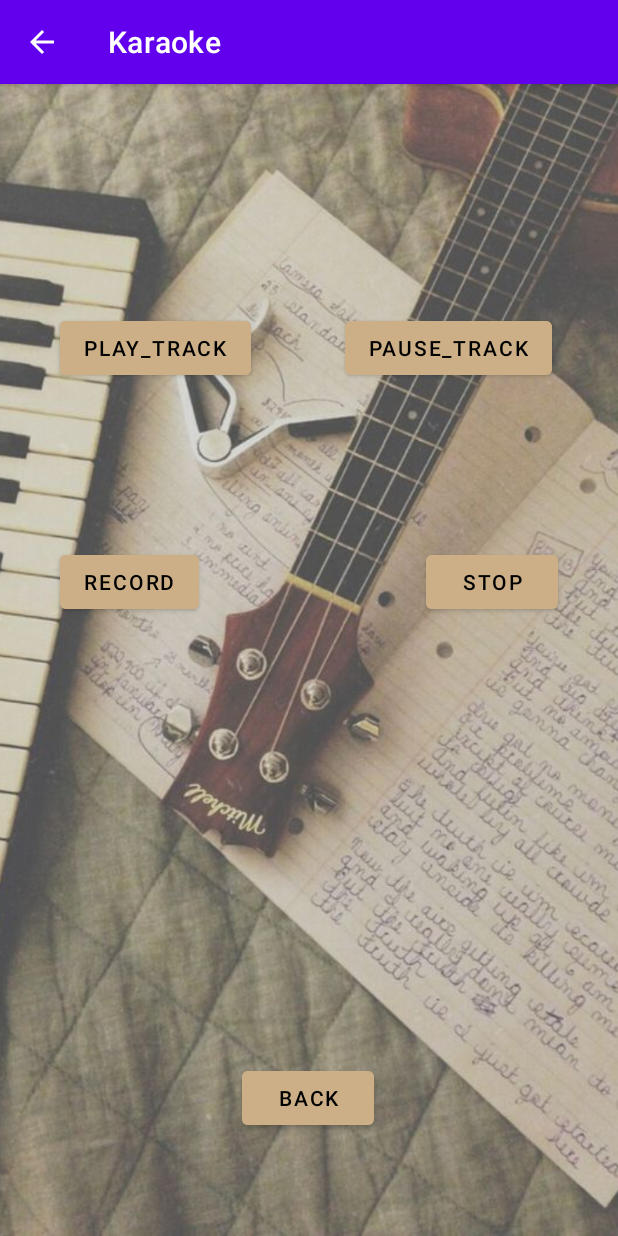
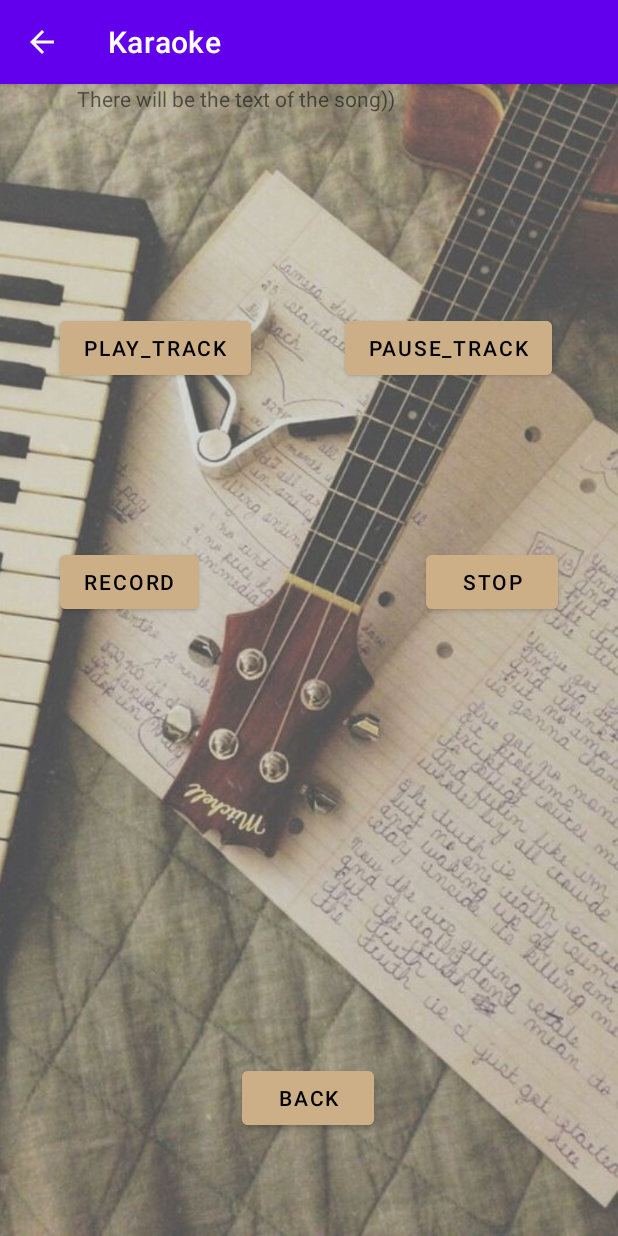
Before and after one commit to Deuqz/Karaoke-android, an Android app: the SongActivity screen opened directly, with no data from a screen before it, on a phone screen of 412 x 824 dp. Run offline under Robolectric (Android 15) with nearby library versions, the phone set to English and light mode, and no system bars; 1 statement that could not run was skipped.

Commit message:
add song text

```diff
--- a/app/src/main/java/com/example/karaoke_android/SongActivity.java
+++ b/app/src/main/java/com/example/karaoke_android/SongActivity.java
@@ -26,6 +26,11 @@ public class SongActivity extends AppCompatActivity {
     TrackPlayer trackPlayer;
     VoiceRecorder voiceRecorder;
 
+    private void setSongText(String text) {
+        TextView songTextView = findViewById(R.id.songText);
+        songTextView.setText(text);
+    }
+
     @Override
     protected void onCreate(Bundle savedInstanceState) {
         super.onCreate(savedInstanceState);
@@ -36,6 +41,7 @@ public class SongActivity extends AppCompatActivity {
         User user = getIntent().getParcelableExtra("User");
         Track track = getIntent().getParcelableExtra("Track");
         textView.setText(track.getName());
+        setSongText("There will be the text of the song))");
         Button backButton = findViewById(R.id.backButton);
         backButton.setOnClickListener(v -> {
             Intent intent = new Intent(this, com.example.karaoke_android.MainActivity.class);
--- a/app/src/main/res/layout/activity_song.xml
+++ b/app/src/main/res/layout/activity_song.xml
@@ -101,4 +101,15 @@
         app:layout_constraintStart_toEndOf="@+id/imageView"
         app:layout_constraintTop_toTopOf="parent"
         app:layout_constraintVertical_bias="0.906" />
+
+    <TextView
+        android:id="@+id/songText"
+        android:layout_width="309dp"
+        android:layout_height="66dp"
+        android:text="TextView"
+        app:layout_constraintEnd_toEndOf="parent"
+        app:layout_constraintHorizontal_bias="0.498"
+        app:layout_constraintStart_toStartOf="parent"
+        tools:layout_editor_absoluteY="16dp"
+        tools:ignore="MissingConstraints" />
 </androidx.constraintlayout.widget.ConstraintLayout>
```
